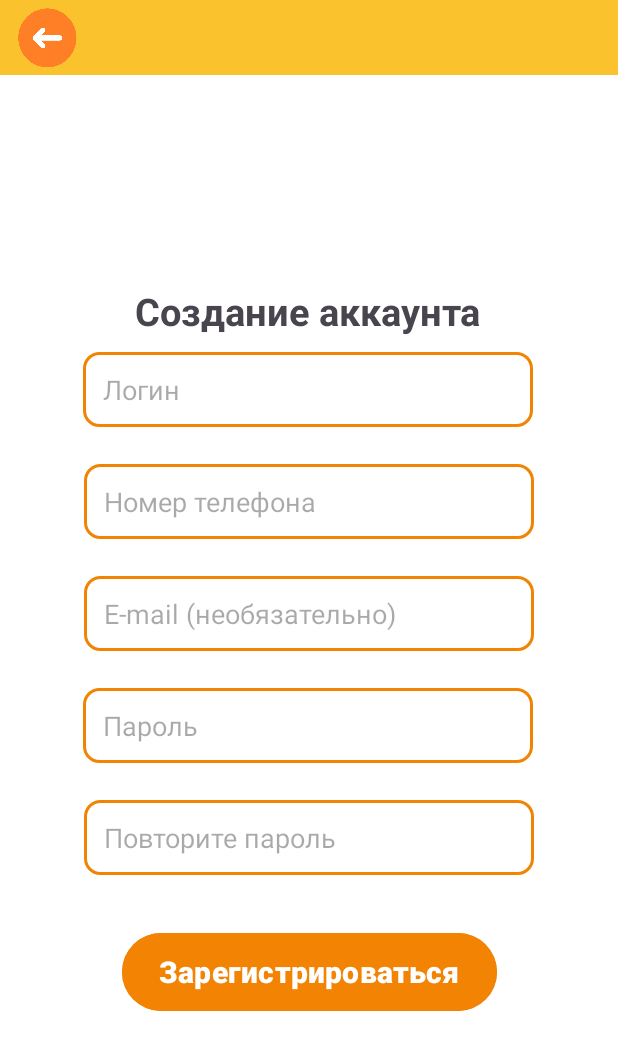
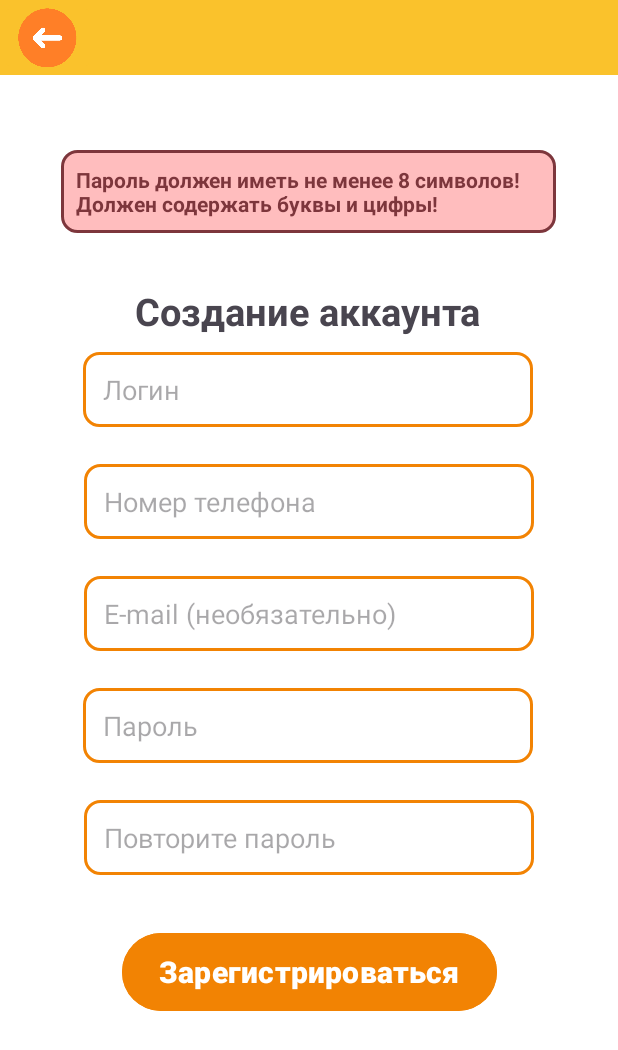
Before and after one commit to le-blyad/PokushAI_Mobile, an Android app: the layout activity_registration.xml on its own in the app's theme, with its tools: preview values and no code run, on a phone screen of 412 x 824 dp. Shown: the top 1050 px of the screen. Run offline under Robolectric (Android 15) with nearby library versions, the light colour scheme and no system bars; network calls fail.

Commit message:
редактирование регистрации

```diff
--- a/app/src/main/res/drawable/rounded_background.xml
+++ b/app/src/main/res/drawable/rounded_background.xml
@@ -1,4 +1,7 @@
 <shape xmlns:android="http://schemas.android.com/apk/res/android">
-    <solid android:color="#FFFFFF" />
+    <solid android:color="#FFBDBE" />
     <corners android:radius="10dp" />
+    <stroke
+        android:width="2dp"
+        android:color="#7D363C" />
 </shape>
--- a/app/src/main/res/layout/activity_registration.xml
+++ b/app/src/main/res/layout/activity_registration.xml
@@ -175,4 +175,19 @@
         app:layout_constraintStart_toStartOf="parent"
         app:layout_constraintTop_toBottomOf="@+id/inputFieldPasswordRepeat" />
 
+    <TextView
+        android:id="@+id/textError"
+        android:layout_width="330dp"
+        android:layout_height="wrap_content"
+        android:padding="10dp"
+        android:background="@drawable/rounded_background"
+        android:textStyle="bold"
+        android:layout_marginTop="50dp"
+        android:textColor="#7D363C"
+        android:text="Пароль должен иметь не менее 8 символов! Должен содержать буквы и цифры!"
+        app:layout_constraintEnd_toEndOf="parent"
+        app:layout_constraintHorizontal_bias="0.498"
+        app:layout_constraintStart_toStartOf="parent"
+        app:layout_constraintTop_toBottomOf="@+id/linearLayout2" />
+
 </androidx.constraintlayout.widget.ConstraintLayout>
--- a/app/src/main/res/layout/activity_second.xml
+++ b/app/src/main/res/layout/activity_second.xml
@@ -150,8 +150,6 @@
         <Switch
             android:id="@+id/switch6"
             style="@style/MyCustomSwitch"
-                    android:layout_width="303dp"
-                    android:layout_height="57dp"
             android:text="Ваниль" />
 
         <Switch
```
Also changed, not shown: app/src/main/java/com/example/pokushai_mobile/Registration.kt (+30 -1 lines). Lines whose indentation alone changed are shown as unchanged.
